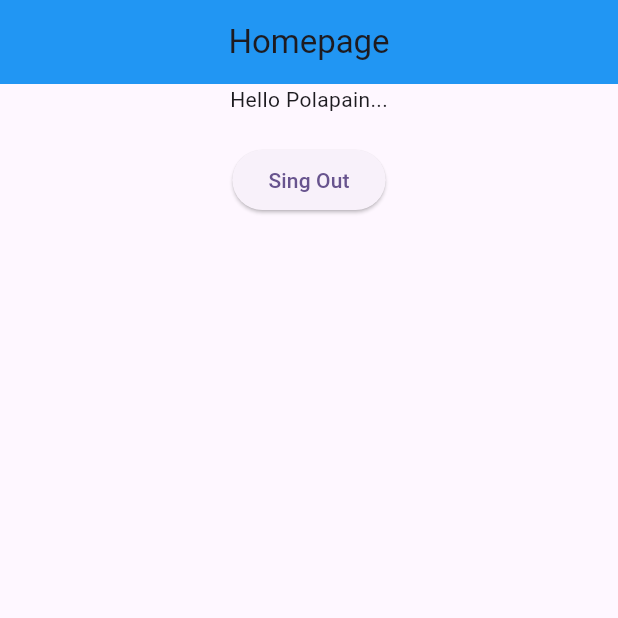
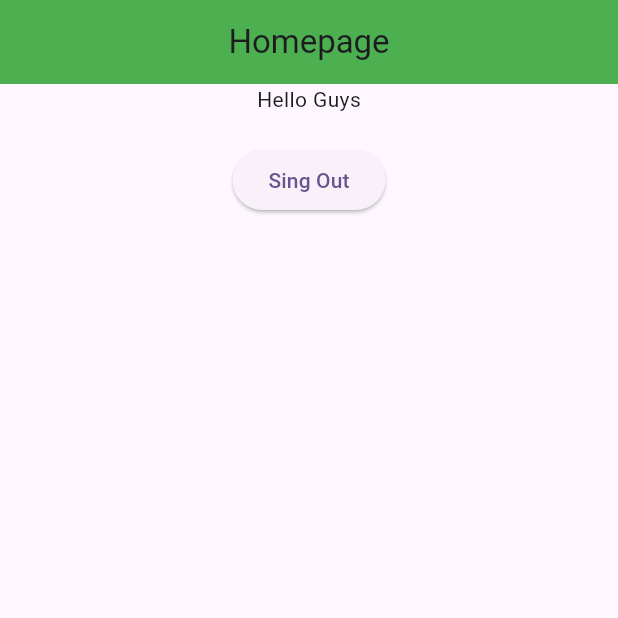
Before and after one commit to Sayma2025/Demo-project, a Flutter app: the Homepage screen opened directly, on a phone screen of 412 x 824 dp, the top half of it. Run offline on Flutter 3.47's test engine with Material 3 defaults, Android fonts, the phone set to English and light mode, and no system bars; our stand-ins replace cloud_firestore, firebase_auth, firebase_core; accounts and stored records are empty.

Commit message:
demo project

```diff
--- a/lib/auth/homepage.dart
+++ b/lib/auth/homepage.dart
@@ -15,14 +15,14 @@ class _HomepageState extends State<Homepage> {
   Widget build(BuildContext context) {
     return Scaffold(
       appBar: AppBar(
-        backgroundColor: Colors.blue,
+        backgroundColor: Colors.green,
         title: Text("Homepage"),
         centerTitle: true,
       ),
       body: Center(
         child: Column(
           children: [
-            Text("Hello Polapain..."),
+            Text("Hello Guys"),
             SizedBox(
               height: 20,
             ),
--- a/lib/main.dart
+++ b/lib/main.dart
@@ -1,3 +1,4 @@
+import 'package:demo_app/auth/login.dart';
 import 'package:demo_app/auth/signup.dart';
 import 'package:flutter/material.dart';
 import 'package:firebase_core/firebase_core.dart';
@@ -24,7 +25,7 @@ class MyApp extends StatelessWidget {
         colorScheme: ColorScheme.fromSeed(seedColor: Colors.deepPurple),
         useMaterial3: true,
       ),
-      home: const Signup(),
+      home: const LogIn(),
     );
   }
 }
```
